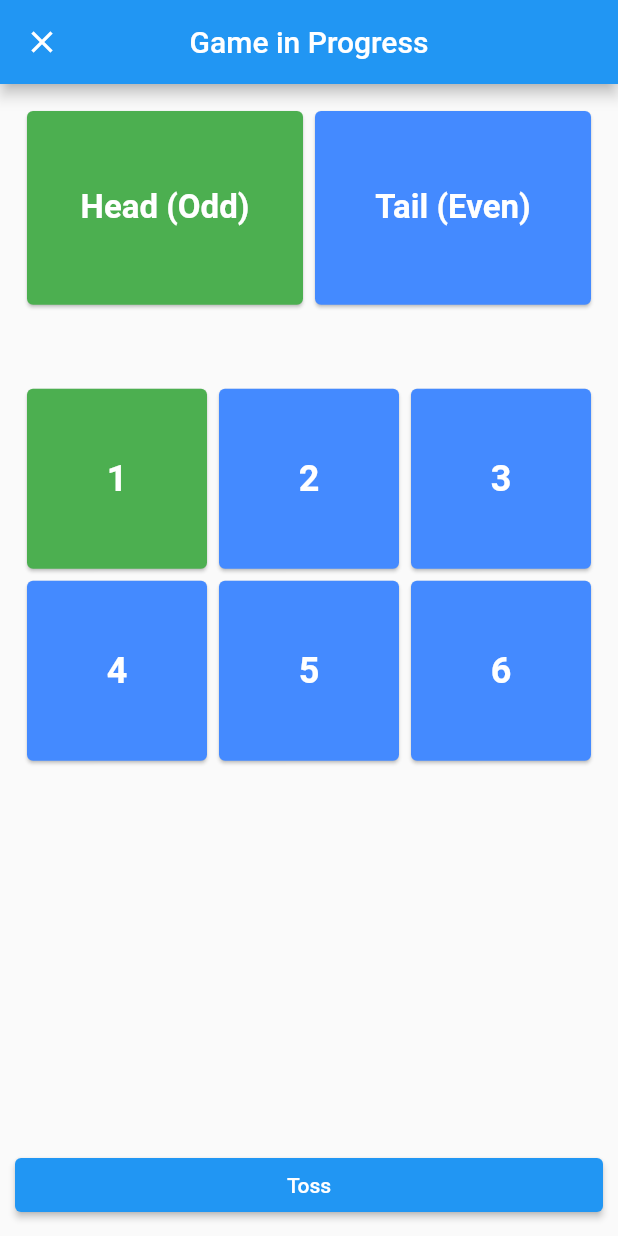
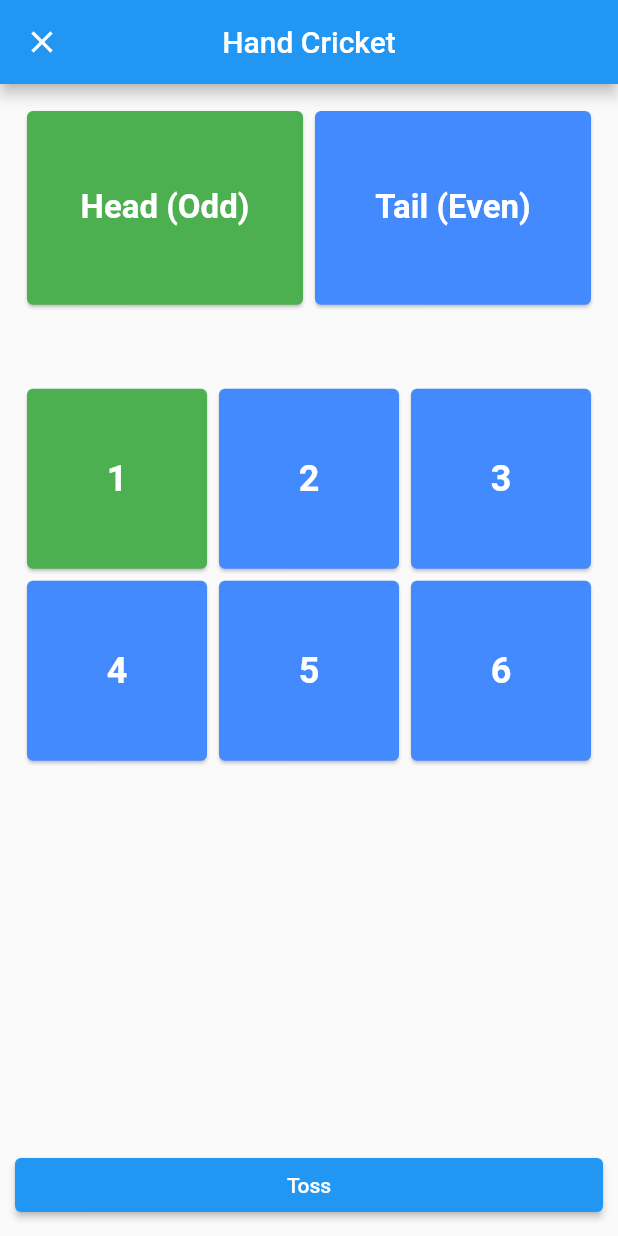
Before and after one commit to arpitgandhi9/hand_cricket_flutter, a Flutter app: the GameScreen screen opened directly, on a phone screen of 412 x 824 dp. Run offline on Flutter 3.47's test engine with Material 2 defaults, Android fonts, the phone set to English and light mode, and no system bars; our stand-ins replace bloc, flutter_bloc, hive, hive_flutter; accounts and stored records are empty.

Commit message:
Change app bar title

```diff
--- a/lib/game/game_screen.dart
+++ b/lib/game/game_screen.dart
@@ -20,7 +20,7 @@ class _GameScreen extends State<GameScreen> {
   Widget build(BuildContext context) {
     return Scaffold(
       appBar: AppBar(
-        title: const Text("Game in Progress"),
+        title: const Text("Hand Cricket"),
         centerTitle: true,
         leading: IconButton(
           onPressed: () {
```
